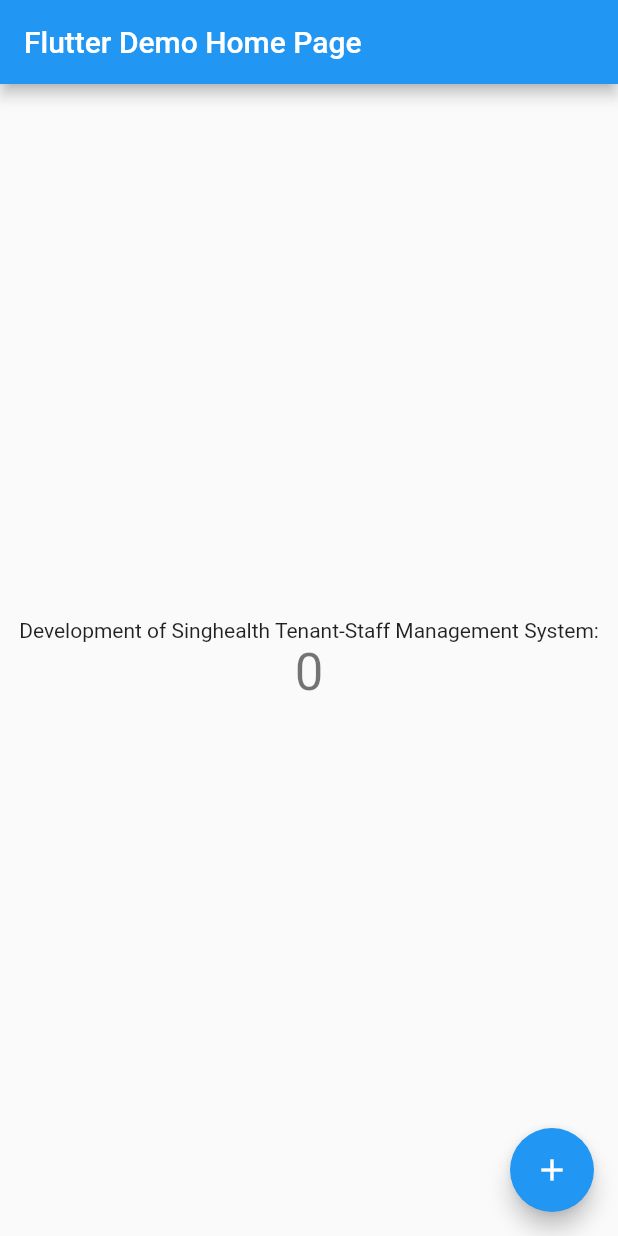
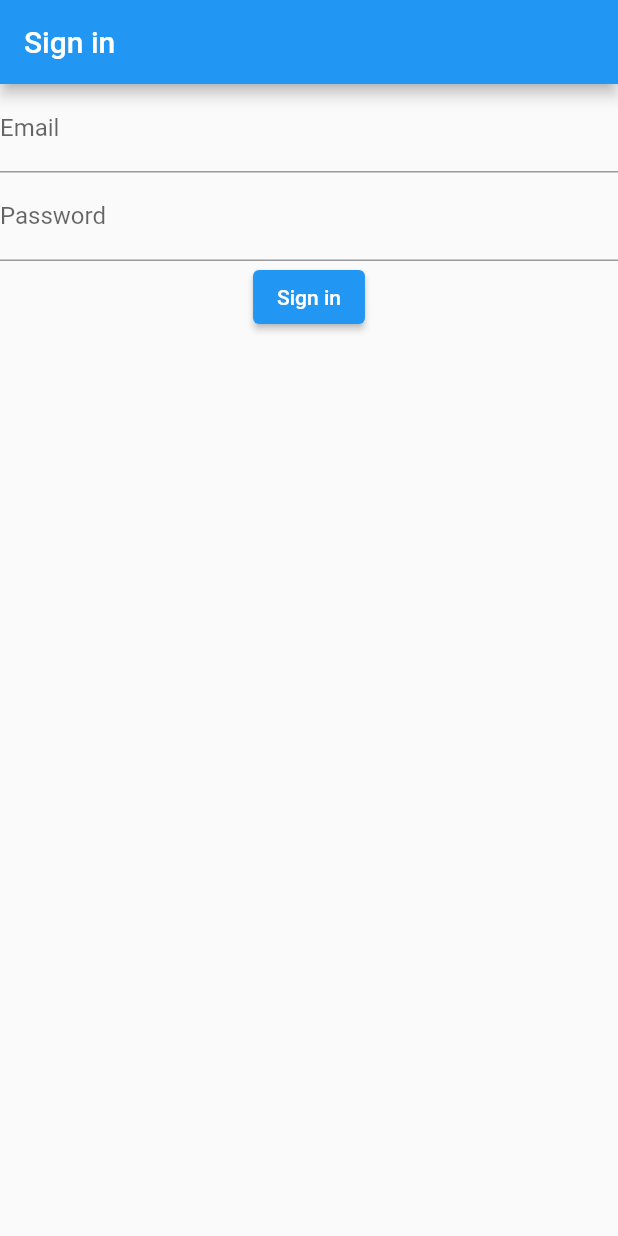
Before and after one commit to rileychin/50.003-Singhealth-app, a Flutter app: the screen it shows after launch, on a phone screen of 412 x 824 dp. Run offline on Flutter 3.47's test engine with Material 2 defaults, Android fonts, the phone set to English and light mode, and no system bars; our stand-ins replace firebase_auth; accounts and stored records are empty.

Commit message:
basic login and registration demo

```diff
--- a/lib/main.dart
+++ b/lib/main.dart
@@ -1,4 +1,5 @@
 import 'package:flutter/material.dart';
+import 'package:singhealth_app/setup/signIn.dart';
 
 void main() {
   runApp(MyApp());
@@ -22,92 +23,7 @@
         // is not restarted.
         primarySwatch: Colors.blue,
       ),
-      home: MyHomePage(title: 'Flutter Demo Home Page'),
+      home: LoginPage(),
     );
   }
 }
-
-class MyHomePage extends StatefulWidget {
-  MyHomePage({Key key, this.title}) : super(key: key);
-
-  // This widget is the home page of your application. It is stateful, meaning
-  // that it has a State object (defined below) that contains fields that affect
-  // how it looks.
-
-  // This class is the configuration for the state. It holds the values (in this
-  // case the title) provided by the parent (in this case the App widget) and
-  // used by the build method of the State. Fields in a Widget subclass are
-  // always marked "final".
-
-  final String title;
-
-  @override
-  _MyHomePageState createState() => _MyHomePageState();
-}
-
-class _MyHomePageState extends State<MyHomePage> {
-  int _counter = 0;
-
-  void _incrementCounter() {
-    setState(() {
-      // This call to setState tells the Flutter framework that something has
-      // changed in this State, which causes it to rerun the build method below
-      // so that the display can reflect the updated values. If we changed
-      // _counter without calling setState(), then the build method would not be
-      // called again, and so nothing would appear to happen.
-      _counter++;
-    });
-  }
-
-  @override
-  Widget build(BuildContext context) {
-    // This method is rerun every time setState is called, for instance as done
-    // by the _incrementCounter method above.
-    //
-    // The Flutter framework has been optimized to make rerunning build methods
-    // fast, so that you can just rebuild anything that needs updating rather
-    // than having to individually change instances of widgets.
-    return Scaffold(
-      appBar: AppBar(
-        // Here we take the value from the MyHomePage object that was created by
-        // the App.build method, and use it to set our appbar title.
-        title: Text(widget.title),
-      ),
-      body: Center(
-        // Center is a layout widget. It takes a single child and positions it
-        // in the middle of the parent.
-        child: Column(
-          // Column is also a layout widget. It takes a list of children and
-          // arranges them vertically. By default, it sizes itself to fit its
-          // children horizontally, and tries to be as tall as its parent.
-          //
-          // Invoke "debug painting" (press "p" in the console, choose the
-          // "Toggle Debug Paint" action from the Flutter Inspector in Android
-          // Studio, or the "Toggle Debug Paint" command in Visual Studio Code)
-          // to see the wireframe for each widget.
-          //
-          // Column has various properties to control how it sizes itself and
-          // how it positions its children. Here we use mainAxisAlignment to
-          // center the children vertically; the main axis here is the vertical
-          // axis because Columns are vertical (the cross axis would be
-          // horizontal).
-          mainAxisAlignment: MainAxisAlignment.center,
-          children: <Widget>[
-            Text(
-              'Development of Singhealth Tenant-Staff Management System:',
-            ),
-            Text(
-              '$_counter',
-              style: Theme.of(context).textTheme.headline4,
-            ),
-          ],
-        ),
-      ),
-      floatingActionButton: FloatingActionButton(
-        onPressed: _incrementCounter,
-        tooltip: 'Increment',
-        child: Icon(Icons.add),
-      ), // This trailing comma makes auto-formatting nicer for build methods.
-    );
-  }
-}
--- /dev/null
+++ b/lib/setup/signIn.dart
@@ -0,0 +1,72 @@
+
+import 'package:flutter/cupertino.dart';
+import 'package:flutter/material.dart';
+import 'package:firebase_auth/firebase_auth.dart';
+import 'package:singhealth_app/Pages/home.dart';
+
+class LoginPage extends StatefulWidget{
+  @override
+  _LoginPageState createState() => new _LoginPageState();
+}
+
+class _LoginPageState extends State<LoginPage>{
+  String _email, _password;
+  final GlobalKey<FormState> _formKey = GlobalKey<FormState>();
+  @override
+  Widget build(BuildContext context){
+    return Scaffold(
+        appBar: AppBar(
+          title: Text('Sign in'),
+        ),
+        body: Form(
+          key: _formKey,
+            child: Column(
+            children: <Widget>[
+              //TODO: Implement fields
+              TextFormField(
+                validator:(input){
+                  if (input.isEmpty){
+                    return 'Please type an email';
+                  }
+                },
+                onSaved: (input) => _email = input,
+                decoration: InputDecoration(
+                  labelText: 'Email'
+                ),
+              ),
+              TextFormField(
+                validator:(input){
+                  if (input.length < 6){
+                    return 'Your password needs to be at least 6 characters';
+                  }
+                },
+                onSaved: (input) => _password = input,
+                decoration: InputDecoration(
+                    labelText: 'Password'
+                ),
+                obscureText: true,
+              ),
+              ElevatedButton(onPressed: signIn,
+                  child: Text('Sign in'),
+              )
+          ],
+        )
+      )
+    );
+  }
+
+  Future<void> signIn() async{
+    final formState = _formKey.currentState;
+    if (formState.validate()){
+      formState.save();
+      try{
+        AuthResult result = await FirebaseAuth.instance.signInWithEmailAndPassword(email: _email, password: _password);
+        FirebaseUser user = result.user;
+        Navigator.push(context,MaterialPageRoute(builder:(context) => Home(user:user)));
+      }catch(e){
+        print(e.message);
+
+      }
+          }
+  }
+}
--- a/pubspec.yaml
+++ b/pubspec.yaml
@@ -23,6 +23,7 @@
 dependencies:
   flutter:
     sdk: flutter
+  firebase_auth: 0.14.0+5
 
 
   # The following adds the Cupertino Icons font to your application.
```
Also changed, not shown: lib/Pages/home.dart (added, +26 -0 lines), pubspec.lock, 4 other files.
